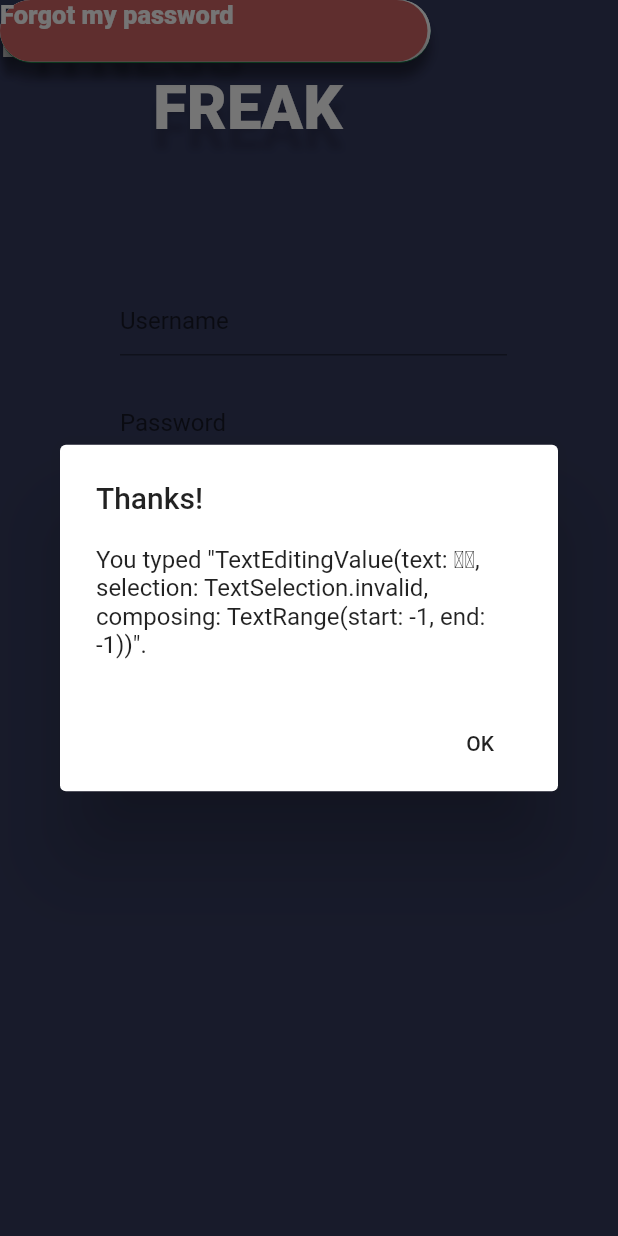
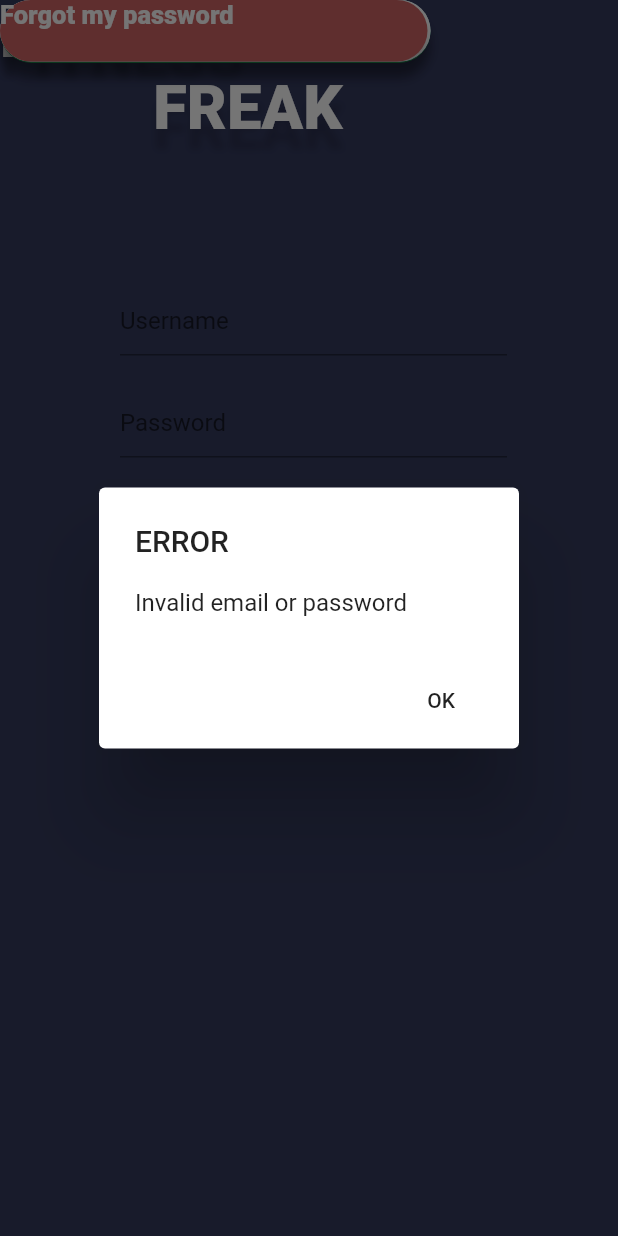
Before and after one commit to RubberDuckDestroyer/Say-No-to-Obese, a Flutter app: the screen it shows after launch, after a tap on "Log In", on a phone screen of 412 x 824 dp. Run offline on Flutter 3.47's test engine with Material 2 defaults, Android fonts, the phone set to English and light mode, and no system bars; our stand-ins replace flutter_dotenv, flutter_svg; missing offline and left inert: adobe_xd, dart:ffi, mongo_dart; Roboto replaces fonts that are missing (Montserrat).

Commit message:
Fixed data sent during login

```diff
--- a/lib/FF_logIn.dart
+++ b/lib/FF_logIn.dart
@@ -181,8 +181,8 @@ class FF_logIn extends StatelessWidget {
                   height: 40,
                   child: FlatButton(
                     onPressed: () async {
-                      final email = nameController.value.toString();
-                      final password = passController.value.toString();
+                      final email = nameController.text.toString();
+                      final password = passController.text.toString();
                       final connect = await conn.connect(uri);
                       if (connect) {
                         print(connect);
@@ -198,8 +198,8 @@ class FF_logIn extends StatelessWidget {
                             context: context,
                             builder: (BuildContext context) {
                               return AlertDialog(
-                                title: const Text('Thanks!'),
-                                content: Text('You typed "$email".'),
+                                title: const Text('ERROR'),
+                                content: Text('Invalid email or password'),
                                 actions: <Widget>[
                                   FlatButton(
                                     onPressed: () {
```
